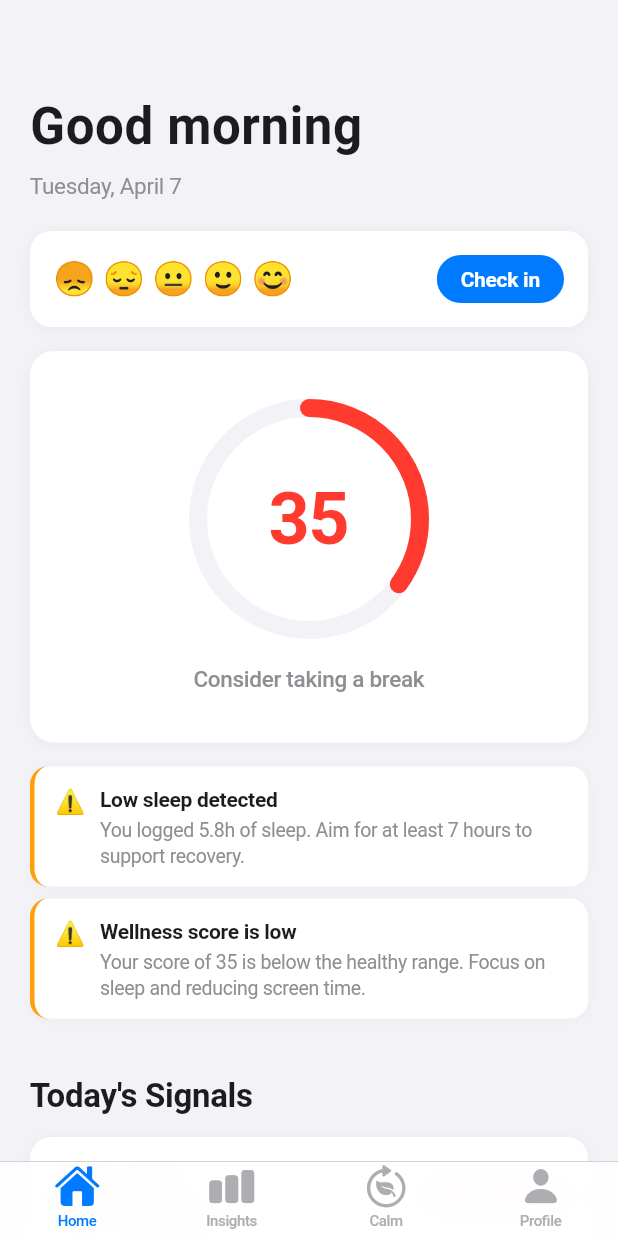
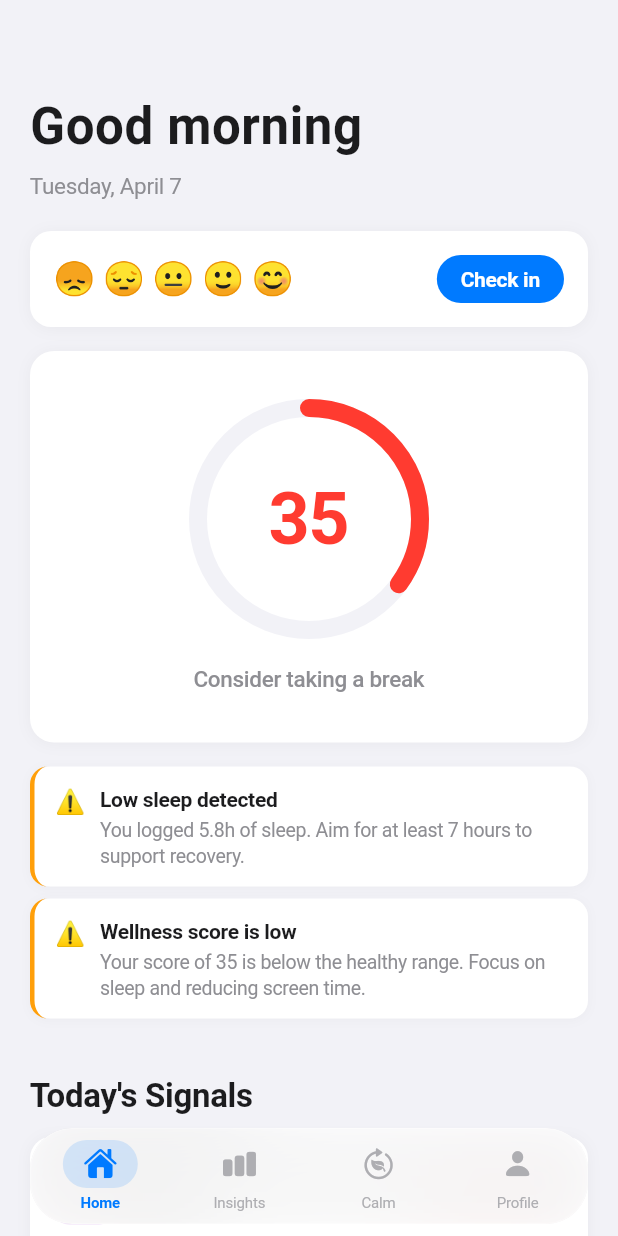
Before and after one commit to lumenworksco/CalmCampus, a Flutter app: the TabScaffold screen opened directly, on a phone screen of 412 x 824 dp. Run offline on Flutter 3.47's test engine with Material 3 defaults, Android fonts, the phone set to English and light mode, and no system bars; our stand-ins replace fl_chart, hive_flutter, pedometer, shared_preferences; accounts and stored records are empty.

Commit message:
Introducing liquid glass to the menu bar

```diff
--- a/lib/navigation/tab_scaffold.dart
+++ b/lib/navigation/tab_scaffold.dart
@@ -1,3 +1,4 @@
+import 'dart:ui';
 import 'package:flutter/cupertino.dart';
 import 'package:flutter/material.dart';
 import '../screens/dashboard_screen.dart';
@@ -6,55 +7,155 @@ import '../screens/interventions_screen.dart';
 import '../screens/profile_screen.dart';
 import '../theme/app_colors.dart';
 
-class TabScaffold extends StatelessWidget {
+class TabScaffold extends StatefulWidget {
   const TabScaffold({super.key});
 
   @override
+  State<TabScaffold> createState() => _TabScaffoldState();
+}
+
+class _TabScaffoldState extends State<TabScaffold> {
+  int _currentIndex = 0;
+
+  static const _tabs = <_TabItem>[
+    _TabItem(icon: CupertinoIcons.house_fill, label: 'Home'),
+    _TabItem(icon: CupertinoIcons.chart_bar_fill, label: 'Insights'),
+    _TabItem(icon: CupertinoIcons.leaf_arrow_circlepath, label: 'Calm'),
+    _TabItem(icon: CupertinoIcons.person_fill, label: 'Profile'),
+  ];
+
+  static const _screens = <Widget>[
+    DashboardScreen(),
+    InsightsScreen(),
+    InterventionsScreen(),
+    ProfileScreen(),
+  ];
+
+  @override
   Widget build(BuildContext context) {
-    return CupertinoTabScaffold(
-      tabBar: CupertinoTabBar(
-        activeColor: AppColors.accent,
-        inactiveColor: AppColors.textTertiary,
-        backgroundColor:
-            CupertinoColors.systemBackground.withValues(alpha: 0.94),
-        border: Border(
-            top: BorderSide(
-                color: CupertinoColors.separator.withValues(alpha: 0.3),
-                width: 0.5)),
-        items: const [
-          BottomNavigationBarItem(
-              icon: Icon(CupertinoIcons.house_fill), label: 'Home'),
-          BottomNavigationBarItem(
-              icon: Icon(CupertinoIcons.chart_bar_fill), label: 'Insights'),
-          BottomNavigationBarItem(
-              icon: Icon(CupertinoIcons.leaf_arrow_circlepath), label: 'Calm'),
-          BottomNavigationBarItem(
-              icon: Icon(CupertinoIcons.person_fill), label: 'Profile'),
+    final bottomPadding = MediaQuery.of(context).padding.bottom;
+
+    return Scaffold(
+      backgroundColor: AppColors.background,
+      body: Stack(
+        children: [
+          // Screen content
+          IndexedStack(
+            index: _currentIndex,
+            children: _screens,
+          ),
+
+          // Floating glass tab bar
+          Positioned(
+            left: 20,
+            right: 20,
+            bottom: bottomPadding + 8,
+            child: ClipRRect(
+              borderRadius: BorderRadius.circular(28),
+              child: BackdropFilter(
+                filter: ImageFilter.blur(sigmaX: 30, sigmaY: 30),
+                child: Container(
+                  height: 64,
+                  decoration: BoxDecoration(
+                    color: Colors.white.withValues(alpha: 0.72),
+                    borderRadius: BorderRadius.circular(28),
+                    border: Border.all(
+                      color: Colors.white.withValues(alpha: 0.5),
+                      width: 0.5,
+                    ),
+                    boxShadow: [
+                      BoxShadow(
+                        color: Colors.black.withValues(alpha: 0.08),
+                        blurRadius: 24,
+                        offset: const Offset(0, 4),
+                      ),
+                      BoxShadow(
+                        color: Colors.black.withValues(alpha: 0.03),
+                        blurRadius: 4,
+                        offset: const Offset(0, 1),
+                      ),
+                    ],
+                  ),
+                  child: Row(
+                    mainAxisAlignment: MainAxisAlignment.spaceAround,
+                    children: List.generate(_tabs.length, (i) {
+                      final isSelected = i == _currentIndex;
+                      return _GlassTabButton(
+                        icon: _tabs[i].icon,
+                        label: _tabs[i].label,
+                        isSelected: isSelected,
+                        onTap: () => setState(() => _currentIndex = i),
+                      );
+                    }),
+                  ),
+                ),
+              ),
+            ),
+          ),
         ],
       ),
-      tabBuilder: (context, index) {
-        return CupertinoTabView(
-          builder: (context) {
-            final Widget screen;
-            switch (index) {
-              case 0:
-                screen = const DashboardScreen();
-              case 1:
-                screen = const InsightsScreen();
-              case 2:
-                screen = const InterventionsScreen();
-              case 3:
-                screen = const ProfileScreen();
-              default:
-                screen = const DashboardScreen();
-            }
-            return Scaffold(
-              backgroundColor: AppColors.background,
-              body: screen,
-            );
-          },
-        );
-      },
     );
   }
 }
+
+class _TabItem {
+  final IconData icon;
+  final String label;
+  const _TabItem({required this.icon, required this.label});
+}
+
+class _GlassTabButton extends StatelessWidget {
+  final IconData icon;
+  final String label;
+  final bool isSelected;
+  final VoidCallback onTap;
+
+  const _GlassTabButton({
+    required this.icon,
+    required this.label,
+    required this.isSelected,
+    required this.onTap,
+  });
+
+  @override
+  Widget build(BuildContext context) {
+    return GestureDetector(
+      onTap: onTap,
+      behavior: HitTestBehavior.opaque,
+      child: SizedBox(
+        width: 72,
+        child: Column(
+          mainAxisAlignment: MainAxisAlignment.center,
+          children: [
+            AnimatedContainer(
+              duration: const Duration(milliseconds: 250),
+              curve: Curves.easeOutCubic,
+              padding: const EdgeInsets.symmetric(horizontal: 14, vertical: 5),
+              decoration: BoxDecoration(
+                color: isSelected
+                    ? AppColors.accent.withValues(alpha: 0.14)
+                    : Colors.transparent,
+                borderRadius: BorderRadius.circular(16),
+              ),
+              child: Icon(
+                icon,
+                size: 22,
+                color: isSelected ? AppColors.accent : AppColors.textTertiary,
+              ),
+            ),
+            const SizedBox(height: 2),
+            Text(
+              label,
+              style: TextStyle(
+                fontSize: 10,
+                fontWeight: isSelected ? FontWeight.w600 : FontWeight.w400,
+                color: isSelected ? AppColors.accent : AppColors.textTertiary,
+                letterSpacing: -0.1,
+              ),
+            ),
+          ],
+        ),
+      ),
+    );
+  }
+}
```
